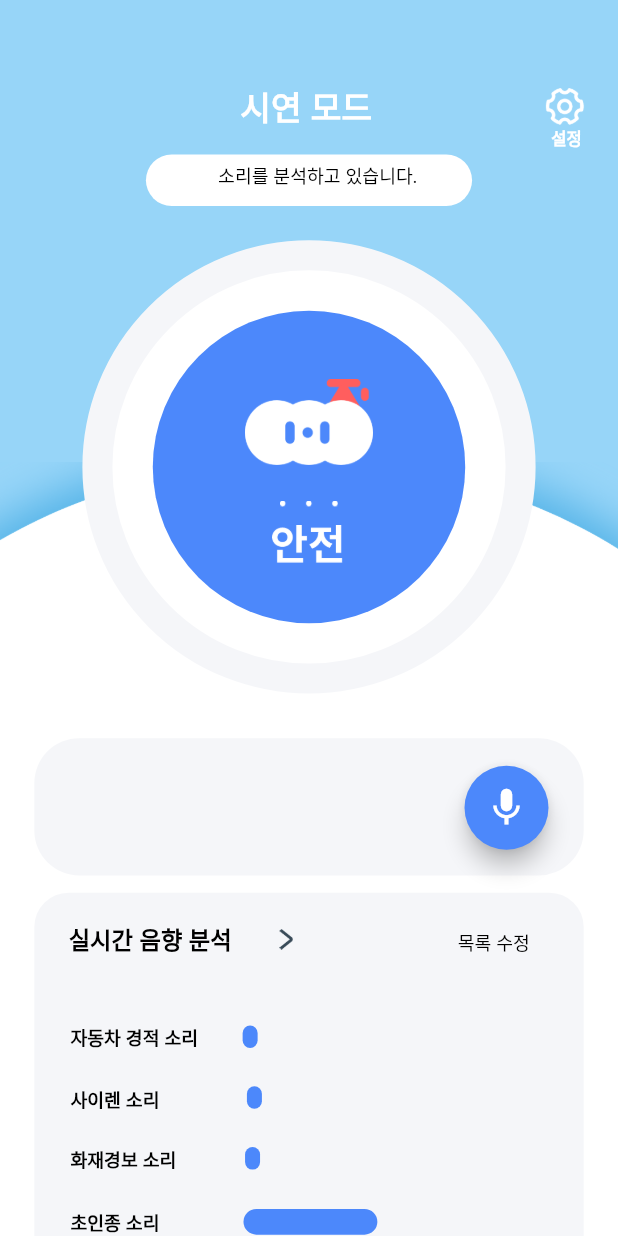
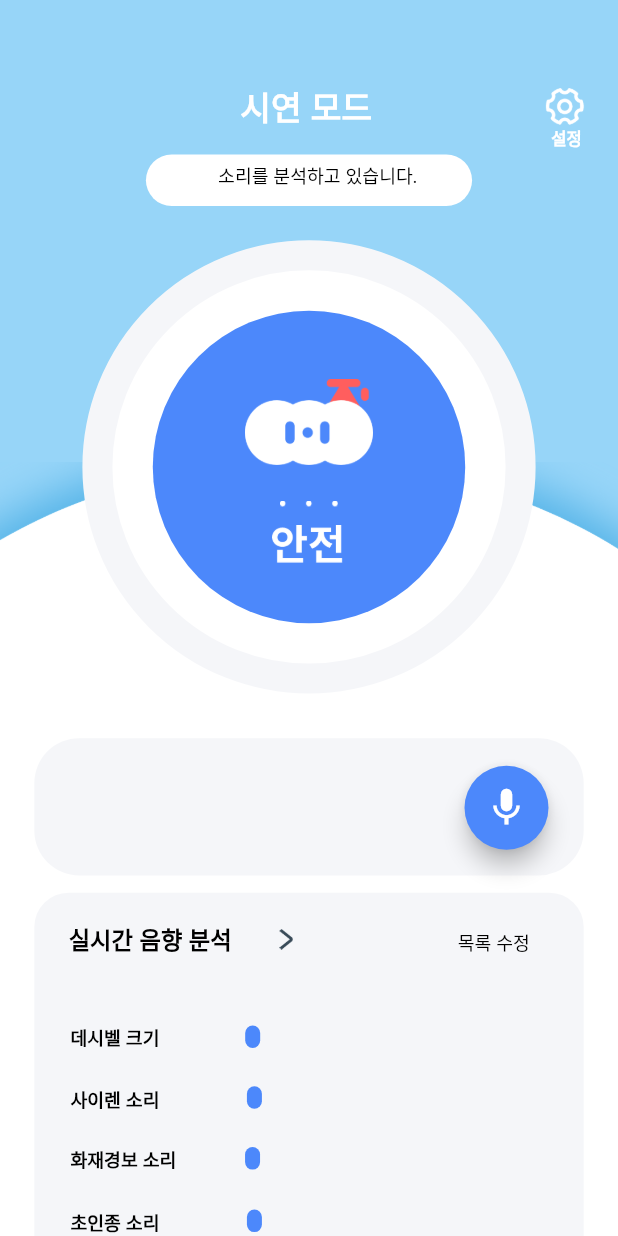
Before and after one commit to LEEJEONGMIN07/duksomnia, a Flutter app: the screen it shows after launch, on a phone screen of 412 x 824 dp. Run offline on Flutter 3.47's test engine with Material 2 defaults, Android fonts, the light colour scheme and no system bars; our stand-ins replace avatar_glow, flutter_local_notifications, google_fonts, permission_handler, shared_preferences and 2 more; missing offline and left inert: dart:ffi, noise_meter, tflite_audio.

Commit message:
데시벨 살짝 수정

```diff
--- a/lib/main.dart
+++ b/lib/main.dart
@@ -70,7 +70,7 @@ class _MainState extends State<Main> {
   final int sampleRate = 44100;
   final int bufferSize = 11016;
   //final bool outputRawScores = false;
-  final int numOfInferences = 5;
+  final int numOfInferences = 2;
   final int numThreads = 1;
   final bool isAsset = true;
 
--- a/lib/safe-mode.dart
+++ b/lib/safe-mode.dart
@@ -498,9 +498,9 @@ class _safemodeState extends State<safemode> {
                         Container(
                           // 3cu (241:431)
                           margin: EdgeInsets.fromLTRB(
-                              0 * fem, 0 * fem, 23 * fem, 0 * fem),
+                              0 * fem, 0 * fem, 47 * fem, 0 * fem),
                           child: Text(
-                            '자동차 경적 소리 ',
+                            '데시벨 크기 ',
                             style: SafeGoogleFont(
                               'Nunito',
                               fontSize: 11 * ffem,
@@ -630,7 +630,7 @@ class _safemodeState extends State<safemode> {
                         Container(
                           // PcD (241:437)
                           margin: EdgeInsets.fromLTRB(
-                              0 * fem, 1 * fem, 46 * fem, 0 * fem),
+                              0 * fem, 1 * fem, 48 * fem, 0 * fem),
                           child: Text(
                             '초인종 소리 ',
                             style: SafeGoogleFont(
@@ -643,14 +643,21 @@ class _safemodeState extends State<safemode> {
                           ),
                         ),
                         Container(
-                          // rectangle77HK (241:446)
-                          margin: EdgeInsets.fromLTRB(
-                              0 * fem, 0 * fem, 0 * fem, 1 * fem),
-                          width: 78 * fem,
+                          //slider
+                          padding: EdgeInsets.fromLTRB(
+                              0 * fem, 0 * fem, 0 * fem, 0 * fem),
+                          // width: 50*fem,
                           height: 15 * fem,
-                          decoration: BoxDecoration(
-                            borderRadius: BorderRadius.circular(30 * fem),
-                            color: Color(0xff4c88fb),
+                          //width: 175 * fem,
+                          //color: Colors.red,
+                          child: Column(
+                            mainAxisSize: MainAxisSize.min,
+                            children: [
+                              //Text('가로 막대 그래프'),
+                              SizedBox(height: 0),
+                              BarChart(),
+                              //여기서 width값을 데시벨 값과 연결해야함
+                            ],
                           ),
                         ),
                       ],
@@ -667,9 +674,9 @@ class _safemodeState extends State<safemode> {
                         Container(
                           // kr5 (241:435)
                           margin: EdgeInsets.fromLTRB(
-                              0 * fem, 1 * fem, 38 * fem, 0 * fem),
+                              0 * fem, 1 * fem, 27 * fem, 0 * fem),
                           child: Text(
-                            '응급의료 소리',
+                            '자동차 경적 소리',
                             style: SafeGoogleFont(
                               'Nunito',
                               fontSize: 11 * ffem,
@@ -680,14 +687,21 @@ class _safemodeState extends State<safemode> {
                           ),
                         ),
                         Container(
-                          // rectangle857f (241:448)
-                          margin: EdgeInsets.fromLTRB(
-                              0 * fem, 0 * fem, 0 * fem, 1 * fem),
-                          width: 96 * fem,
+                          //slider
+                          padding: EdgeInsets.fromLTRB(
+                              0 * fem, 0 * fem, 0 * fem, 0 * fem),
+                          // width: 50*fem,
                           height: 15 * fem,
-                          decoration: BoxDecoration(
-                            borderRadius: BorderRadius.circular(30 * fem),
-                            color: Color(0xff4c88fb),
+                          //width: 175 * fem,
+                          //color: Colors.red,
+                          child: Column(
+                            mainAxisSize: MainAxisSize.min,
+                            children: [
+                              //Text('가로 막대 그래프'),
+                              SizedBox(height: 0),
+                              BarChart(),
+                              //여기서 width값을 데시벨 값과 연결해야함
+                            ],
                           ),
                         ),
                       ],
@@ -704,7 +718,7 @@ class _safemodeState extends State<safemode> {
                         Container(
                           // 8rd (241:432)
                           margin: EdgeInsets.fromLTRB(
-                              0 * fem, 1 * fem, 43 * fem, 0 * fem),
+                              0 * fem, 1 * fem, 41 * fem, 0 * fem),
                           child: Text(
                             '개 짖는 소리 ',
                             style: SafeGoogleFont(
@@ -958,7 +972,7 @@ class _BarChartState extends State<BarChart> {
   }
 
   Widget buildBarChart() {
-    double calculatedWidth = MyGlobals.dd >= 110 ? 170.0 : MyGlobals.dd * 2.0+10;
+    double calculatedWidth = MyGlobals.dd >= 110 ? 170.0 : MyGlobals.dd * 1.5+10;
 
     return Container(
       width: calculatedWidth,
```
